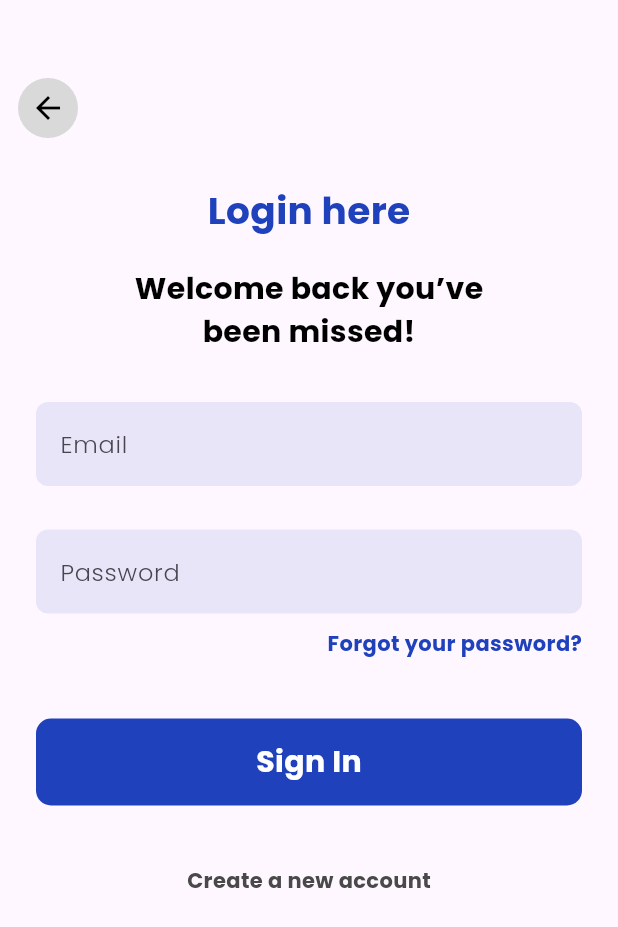
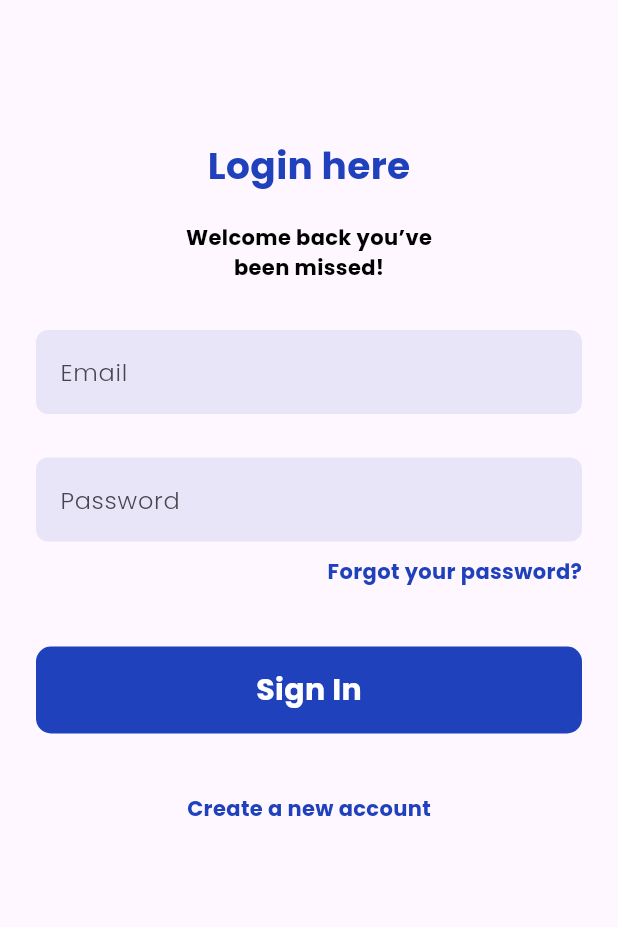
Before and after one commit to SRHridoy/E-Commerce-App-Using-Flutter-Firebase, a Flutter app: the LoginScreen screen opened directly, on a phone screen of 412 x 824 dp. Shown: the top 927 px of the screen. Run offline on Flutter 3.47's test engine with Material 3 defaults, Android fonts, the phone set to English and light mode, and no system bars; our stand-ins replace carousel_slider, firebase_auth, firebase_core, gap, get; accounts and stored records are empty.

Commit message:
Feat: Login and registration functionality added and firebase authentication successfully implemented...

```diff
--- a/lib/screens/login_screen.dart
+++ b/lib/screens/login_screen.dart
@@ -5,27 +5,40 @@ import 'package:e_commerce_app/widgets/custom_button.dart';
 import 'package:e_commerce_app/widgets/custom_textfield.dart';
 import 'package:flutter/material.dart';
 import 'package:gap/gap.dart';
+import 'package:get/get.dart';
+
+import '../controllers/auth_controller.dart';
 
 class LoginScreen extends StatelessWidget {
-  const LoginScreen({super.key});
+  LoginScreen({super.key});
+
+  TextEditingController emailController = TextEditingController();
+  TextEditingController passwordController = TextEditingController();
+
+  AuthController authController = Get.put(AuthController());
 
   @override
   Widget build(BuildContext context) {
     return Scaffold(
       resizeToAvoidBottomInset: false,
-      body: Container(
+      body: GetBuilder<AuthController>(
+        builder: (_) {
+          return Container(
             width: MediaQuery.of(context).size.width,
             padding: EdgeInsets.all(12),
             child: Column(
               mainAxisAlignment: MainAxisAlignment.start,
               crossAxisAlignment: CrossAxisAlignment.start,
               children: [
-            Gap(40),
-            CircleAvatar(
-              backgroundColor: AllColors.arrowColor,
-              child: Icon(Icons.arrow_back,color: AllColors.blackColor,),
-            ),
-            Gap(30),
+                Gap(80),
+                // CircleAvatar(
+                //   backgroundColor: AllColors.arrowColor,
+                //   child: Icon(
+                //     Icons.arrow_back,
+                //     color: AllColors.blackColor,
+                //   ),
+                // ),
+                // Gap(30),
                 SizedBox(
                   width: MediaQuery.of(context).size.width,
                   child: Column(
@@ -38,11 +51,13 @@ class LoginScreen extends StatelessWidget {
                       Gap(20),
                       Text(
                         'Welcome back you’ve',
-                    style: AllStyles.titleTextStyle.copyWith(fontWeight: FontWeight.w600),
+                        style: AllStyles.titleTextStyle
+                            .copyWith(fontWeight: FontWeight.w600,fontSize: 14),
                       ),
                       Text(
                         'been missed!',
-                    style: AllStyles.titleTextStyle.copyWith(fontWeight: FontWeight.w600),
+                        style: AllStyles.titleTextStyle
+                            .copyWith(fontWeight: FontWeight.w600,fontSize: 14),
                       ),
                     ],
                   ),
@@ -52,9 +67,14 @@ class LoginScreen extends StatelessWidget {
                   child: Column(
                     children: [
                       Gap(20),
-                  CustomTextfield(hintText: 'Email'),
+                      CustomTextfield(
+                          hintText: 'Email', controller: emailController),
                       Gap(29),
-                  CustomTextfield(hintText: 'Password'),
+                      CustomTextfield(
+                        hintText: 'Password',
+                        controller: passwordController,
+                        isPassword: true,
+                      ),
                       Gap(10),
                       Align(
                         alignment: Alignment.bottomRight,
@@ -65,20 +85,46 @@ class LoginScreen extends StatelessWidget {
                         ),
                       ),
                       Gap(40),
-                  CustomButton(
+                      authController.isLoading
+                          ? Center(
+                              child: CircularProgressIndicator(
+                                color: AllColors.primaryColor,
+                              ),
+                            )
+                          : CustomButton(
                               title: 'Sign In',
                               size: AllSizes.large,
                               height: 58,
                               width: MediaQuery.of(context).size.width,
-                    onTap: () {},
+                              onTap: () {
+                                if (emailController.text.isNotEmpty &&
+                                    passwordController.text.isNotEmpty) {
+                                  authController.loginAccount(emailController.text,
+                                      passwordController.text);
+                                  Get.offAllNamed('/home');
+                                } else {
+                                  Get.snackbar(
+                                      'Error', 'Please fill all the fields');
+                                }
+                              },
                             ),
                       Gap(40),
-                  Text('Create a new account',style: AllStyles.subtitleTextStyle.copyWith(color: AllColors.lightColor),)
+                      InkWell(
+                          onTap: () {
+                            Get.offNamed('/register');
+                          },
+                          child: Text(
+                            'Create a new account',
+                            style: AllStyles.subtitleTextStyle
+                                .copyWith(color: AllColors.primaryColor),
+                          ))
                     ],
                   ),
                 ),
               ],
             ),
+          );
+        }
       ),
     );
   }
--- a/lib/widgets/custom_button.dart
+++ b/lib/widgets/custom_button.dart
@@ -8,11 +8,14 @@ class CustomButton extends StatelessWidget {
   double width;
   VoidCallback onTap;
 
+
   CustomButton({super.key, required this.title, required this.size,required this.height, required this.width, required this.onTap});
 
   @override
   Widget build(BuildContext context) {
-    return Container(
+    return InkWell(
+      onTap: onTap,
+      child: Container(
         width: width,
         height: height,
         decoration: BoxDecoration(
@@ -26,6 +29,7 @@ class CustomButton extends StatelessWidget {
             fontSize: size
           ),),
         ),
+      ),
     );
   }
 }
--- a/lib/widgets/custom_textfield.dart
+++ b/lib/widgets/custom_textfield.dart
@@ -4,7 +4,11 @@ import '../const/all_colors.dart';
 
 class CustomTextfield extends StatelessWidget {
   String hintText;
-  CustomTextfield({super.key, required this.hintText});
+  final TextEditingController? controller;
+  bool? isPassword;
+
+  CustomTextfield(
+      {super.key, required this.hintText, this.controller, this.isPassword});
 
   @override
   Widget build(BuildContext context) {
@@ -12,9 +16,10 @@ class CustomTextfield extends StatelessWidget {
       width: MediaQuery.of(context).size.width,
       decoration: BoxDecoration(
           color: AllColors.primaryColor.withValues(alpha: 0.1),
-          borderRadius: BorderRadius.circular(8)
-      ),
+          borderRadius: BorderRadius.circular(8)),
       child: TextField(
+        controller: controller,
+        obscureText: isPassword == true ? true : false,
         decoration: InputDecoration(
           hintText: hintText,
           enabledBorder: OutlineInputBorder(
@@ -23,8 +28,7 @@ class CustomTextfield extends StatelessWidget {
           ),
           focusedBorder: OutlineInputBorder(
             borderRadius: BorderRadius.circular(10),
-            borderSide:
-            BorderSide(color: AllColors.primaryColor, width: 2),
+            borderSide: BorderSide(color: AllColors.primaryColor, width: 2),
           ),
         ),
       ),
--- a/pubspec.yaml
+++ b/pubspec.yaml
@@ -37,6 +37,8 @@ dependencies:
   get: ^4.7.2
   gap: ^3.0.1
   carousel_slider: ^5.0.0
+  firebase_core: ^3.13.0
+  firebase_auth: ^5.5.2
 
 dev_dependencies:
   flutter_test:
```
Also changed, not shown: lib/controllers/auth_controller.dart (added, +49 -0 lines), lib/main.dart (+19 -2 lines), lib/screens/register_screen.dart (+69 -20 lines), firebase.json (added), lib/firebase_options.dart (added), pubspec.lock, 3 other files. Lines whose indentation alone changed are shown as unchanged.
